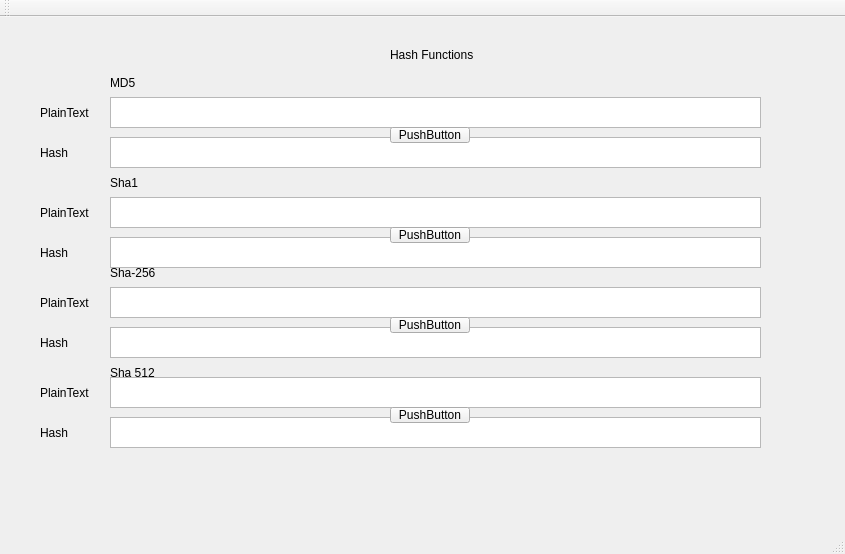
The window that HashFunctions/mainwindow.ui (Alg0r1thmic/CyberSecurity) describes before a commit, drawn with Qt 5.
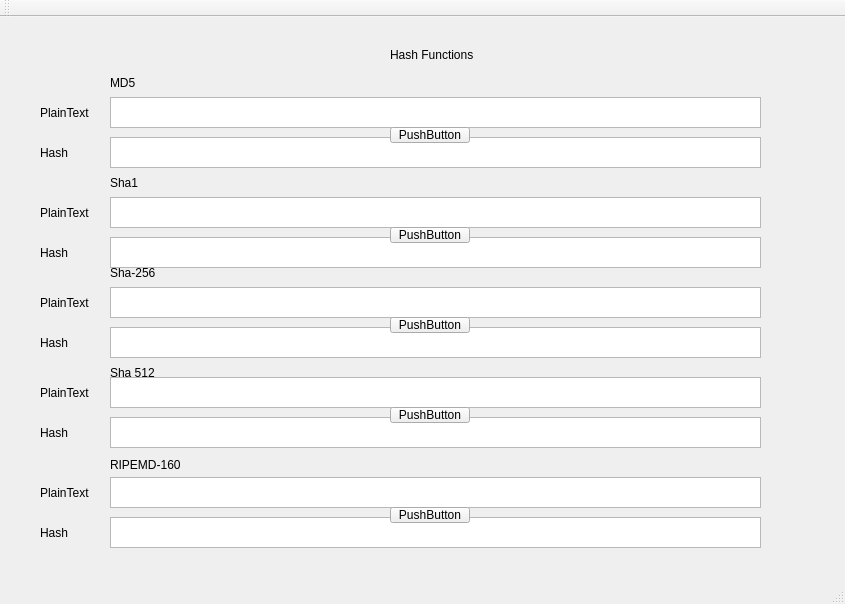
The same window after the commit. Icons and pictures are not drawn.

What changed in the file:
```diff
--- a/HashFunctions/mainwindow.ui
+++ b/HashFunctions/mainwindow.ui
@@ -7,7 +7,7 @@
     <x>0</x>
     <y>0</y>
     <width>845</width>
-    <height>554</height>
+    <height>604</height>
    </rect>
   </property>
   <property name="windowTitle">
@@ -315,6 +315,78 @@
      <string>PushButton</string>
     </property>
    </widget>
+   <widget class="QLabel" name="label_15">
+    <property name="geometry">
+     <rect>
+      <x>110</x>
+      <y>440</y>
+      <width>121</width>
+      <height>16</height>
+     </rect>
+    </property>
+    <property name="text">
+     <string>RIPEMD-160</string>
+    </property>
+   </widget>
+   <widget class="QTextEdit" name="textEdit_9">
+    <property name="geometry">
+     <rect>
+      <x>110</x>
+      <y>460</y>
+      <width>651</width>
+      <height>31</height>
+     </rect>
+    </property>
+   </widget>
+   <widget class="QTextEdit" name="textEdit_10">
+    <property name="geometry">
+     <rect>
+      <x>110</x>
+      <y>500</y>
+      <width>651</width>
+      <height>31</height>
+     </rect>
+    </property>
+   </widget>
+   <widget class="QLabel" name="label_16">
+    <property name="geometry">
+     <rect>
+      <x>40</x>
+      <y>470</y>
+      <width>49</width>
+      <height>12</height>
+     </rect>
+    </property>
+    <property name="text">
+     <string>PlainText</string>
+    </property>
+   </widget>
+   <widget class="QLabel" name="label_17">
+    <property name="geometry">
+     <rect>
+      <x>40</x>
+      <y>510</y>
+      <width>49</width>
+      <height>12</height>
+     </rect>
+    </property>
+    <property name="text">
+     <string>Hash</string>
+    </property>
+   </widget>
+   <widget class="QPushButton" name="pushButton_5">
+    <property name="geometry">
+     <rect>
+      <x>390</x>
+      <y>490</y>
+      <width>80</width>
+      <height>16</height>
+     </rect>
+    </property>
+    <property name="text">
+     <string>PushButton</string>
+    </property>
+   </widget>
   </widget>
   <widget class="QMenuBar" name="menuBar">
    <property name="geometry">
```
Left out of the diff: 4 changed lines with no effect on the pictures.
